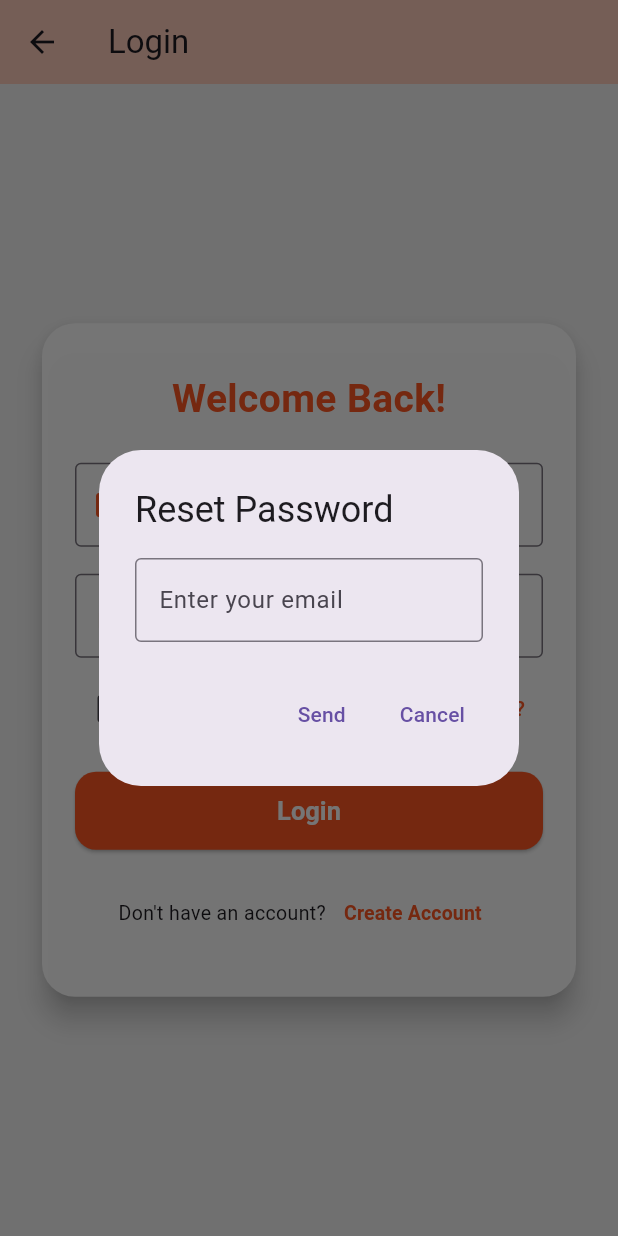
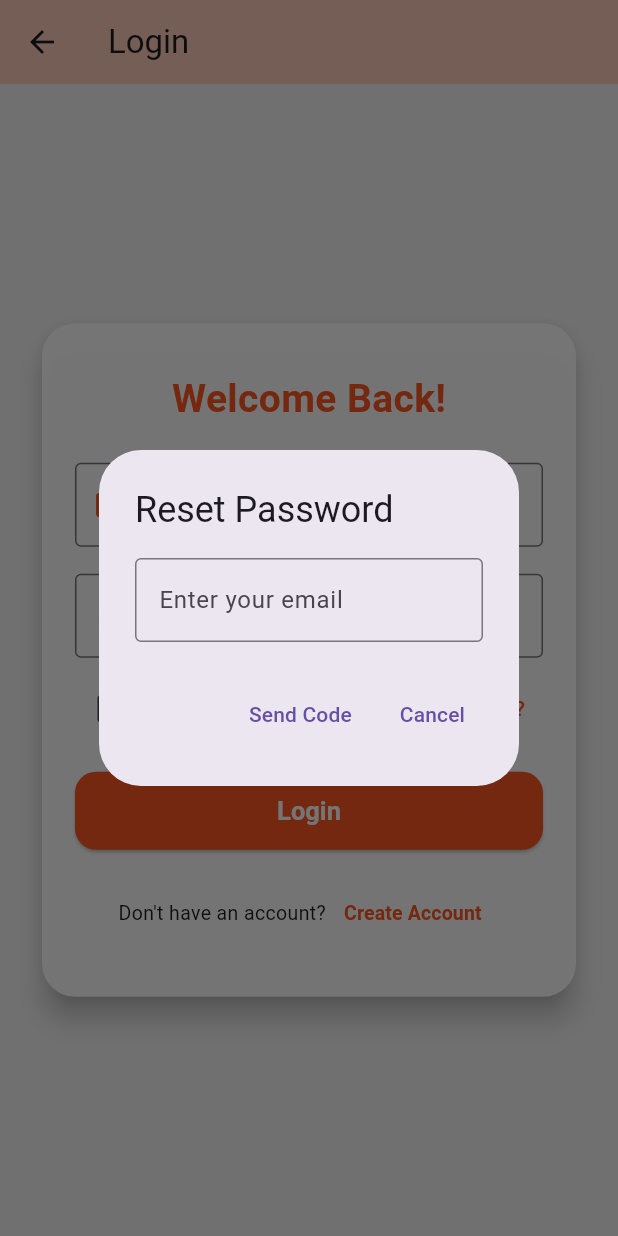
Before and after one commit to MathurakshiMahendrarajah/HelpNow-MobileApp, a Flutter app: the LoginScreen screen opened directly, after a tap on "Forgot password?", on a phone screen of 412 x 824 dp. Run offline on Flutter 3.47's test engine with Material 3 defaults, Android fonts, the phone set to English and light mode, and no system bars; our stand-ins replace geolocator, image_picker, permission_handler; missing offline and left inert: amplify_auth_cognito, amplify_flutter; statements that could not run were skipped.

Commit message:
user changes

```diff
--- a/lib/screens/user/user_login_screen.dart
+++ b/lib/screens/user/user_login_screen.dart
@@ -89,42 +89,63 @@ class _LoginScreenState extends State<LoginScreen> {
 
 
   void _forgotPassword() {
+  final TextEditingController _emailCtrl = TextEditingController();
+  final TextEditingController _codeCtrl = TextEditingController();
+  final TextEditingController _newPasswordCtrl = TextEditingController();
+
   showDialog(
     context: context,
     builder: (context) {
-        final TextEditingController _forgotEmailCtrl = TextEditingController();
+      bool codeSent = false;
 
+      return StatefulBuilder(
+        builder: (context, setState) {
           return AlertDialog(
             title: Text("Reset Password"),
-          content: TextFormField(
-            controller: _forgotEmailCtrl,
+            content: Column(
+              mainAxisSize: MainAxisSize.min,
+              children: [
+                if (!codeSent) ...[
+                  TextFormField(
+                    controller: _emailCtrl,
                     decoration: InputDecoration(
                       labelText: "Enter your email",
                       border: OutlineInputBorder(),
                     ),
                   ),
+                ] else ...[
+                  TextFormField(
+                    controller: _codeCtrl,
+                    decoration: InputDecoration(
+                      labelText: "Verification Code",
+                      border: OutlineInputBorder(),
+                    ),
+                  ),
+                  SizedBox(height: 10),
+                  TextFormField(
+                    controller: _newPasswordCtrl,
+                    obscureText: true,
+                    decoration: InputDecoration(
+                      labelText: "New Password",
+                      border: OutlineInputBorder(),
+                    ),
+                  ),
+                ],
+              ],
+            ),
             actions: [
+              if (!codeSent)
                 TextButton(
                   onPressed: () async {
-                if (_forgotEmailCtrl.text.isEmpty ||
-                    !_forgotEmailCtrl.text.contains('@')) {
-                  // Simple validation
-                  ScaffoldMessenger.of(context).showSnackBar(
-                    SnackBar(content: Text("Please enter a valid email")),
-                  );
-                  return;
-                }
-
                     try {
                       await _amplifyService.forgotPassword(
-  username: _forgotEmailCtrl.text.trim(),
+                        username: _emailCtrl.text.trim(),
                       );
-
-                  Navigator.pop(context);
+                      setState(() {
+                        codeSent = true;
+                      });
                       ScaffoldMessenger.of(context).showSnackBar(
-                    SnackBar(
-                        content: Text(
-                            "Password reset email sent. Please check your inbox.")),
+                        SnackBar(content: Text("Code sent to email.")),
                       );
                     } catch (e) {
                       ScaffoldMessenger.of(context).showSnackBar(
@@ -132,7 +153,28 @@ class _LoginScreenState extends State<LoginScreen> {
                       );
                     }
                   },
-              child: Text("Send"),
+                  child: Text("Send Code"),
+                )
+              else
+                TextButton(
+                  onPressed: () async {
+                    try {
+                      await _amplifyService.confirmForgotPassword(
+                        username: _emailCtrl.text.trim(),
+                        newPassword: _newPasswordCtrl.text,
+                        confirmationCode: _codeCtrl.text,
+                      );
+                      Navigator.pop(context);
+                      ScaffoldMessenger.of(context).showSnackBar(
+                        SnackBar(content: Text("Password successfully reset.")),
+                      );
+                    } catch (e) {
+                      ScaffoldMessenger.of(context).showSnackBar(
+                        SnackBar(content: Text("Error: ${e.toString()}")),
+                      );
+                    }
+                  },
+                  child: Text("Confirm Reset"),
                 ),
               TextButton(
                 onPressed: () {
@@ -141,6 +183,8 @@ class _LoginScreenState extends State<LoginScreen> {
                 child: Text("Cancel"),
               ),
             ],
+          );
+        },
       );
     },
   );
```
Also changed, not shown: lib/screens/user/profile_tab.dart (+99 -47 lines), lib/screens/user/user_main_screen.dart (+8 -13 lines), lib/services/amplify_service.dart (+22 -0 lines), lib/screens/user/home_tab.dart (line endings or trailing spaces). Lines whose indentation alone changed are shown as unchanged.
